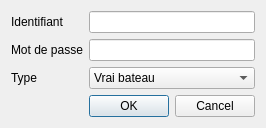
Before: the Qt Designer form src/Ui/paramAccount.ui in nohal/qtVlm, drawn with Qt 5.
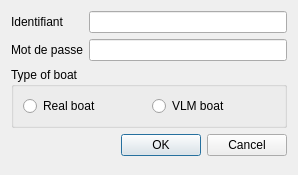
After: the same form once the commit is applied.

Commit message: Fix a paint error causing from time to time a crash while opening qtVlm in realBoat mode At first startup allow for french/english selection Some changes in account management (do not allow for empty realBoat name, better label management between real and vlm boats). Add navimal grib support

What changed in the file:
```diff
--- a/src/Ui/paramAccount.ui
+++ b/src/Ui/paramAccount.ui
@@ -6,14 +6,17 @@
    <rect>
     <x>0</x>
     <y>0</y>
-    <width>245</width>
-    <height>111</height>
+    <width>298</width>
+    <height>175</height>
    </rect>
   </property>
   <property name="windowTitle">
    <string>Paramétrage Compte</string>
   </property>
   <layout class="QFormLayout" name="formLayout">
+   <property name="fieldGrowthPolicy">
+    <enum>QFormLayout::AllNonFixedFieldsGrow</enum>
+   </property>
    <item row="0" column="0">
     <widget class="QLabel" name="label_2">
      <property name="text">
@@ -38,27 +41,6 @@
      </property>
     </widget>
    </item>
-   <item row="2" column="0">
-    <widget class="QLabel" name="type_label">
-     <property name="text">
-      <string>Type</string>
-     </property>
-    </widget>
-   </item>
-   <item row="2" column="1">
-    <widget class="QComboBox" name="type_cb">
-     <item>
-      <property name="text">
-       <string>Vrai bateau</string>
-      </property>
-     </item>
-     <item>
-      <property name="text">
-       <string>Bateau VLM</string>
-      </property>
-     </item>
-    </widget>
-   </item>
    <item row="3" column="1">
     <widget class="QDialogButtonBox" name="buttonBox">
      <property name="orientation">
@@ -69,6 +51,29 @@
      </property>
     </widget>
    </item>
+   <item row="2" column="0" colspan="2">
+    <widget class="QGroupBox" name="groupBox">
+     <property name="title">
+      <string>Type of boat</string>
+     </property>
+     <layout class="QHBoxLayout" name="horizontalLayout">
+      <item>
+       <widget class="QRadioButton" name="realBoat">
+        <property name="text">
+         <string>Real boat</string>
+        </property>
+       </widget>
+      </item>
+      <item>
+       <widget class="QRadioButton" name="vlmBoat">
+        <property name="text">
+         <string>VLM boat</string>
+        </property>
+       </widget>
+      </item>
+     </layout>
+    </widget>
+   </item>
   </layout>
  </widget>
  <resources/>
```
Left out of the diff: 35 changed lines with no effect on the pictures. The commit also changes 15 other files.
